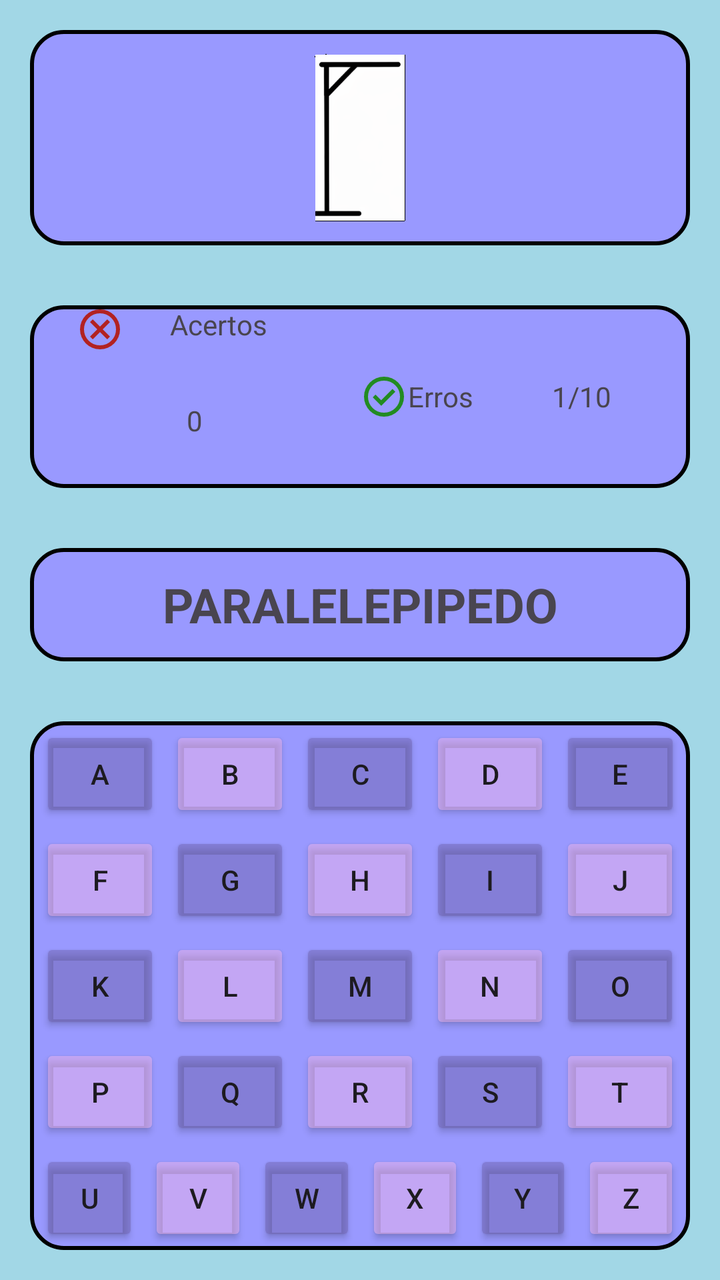
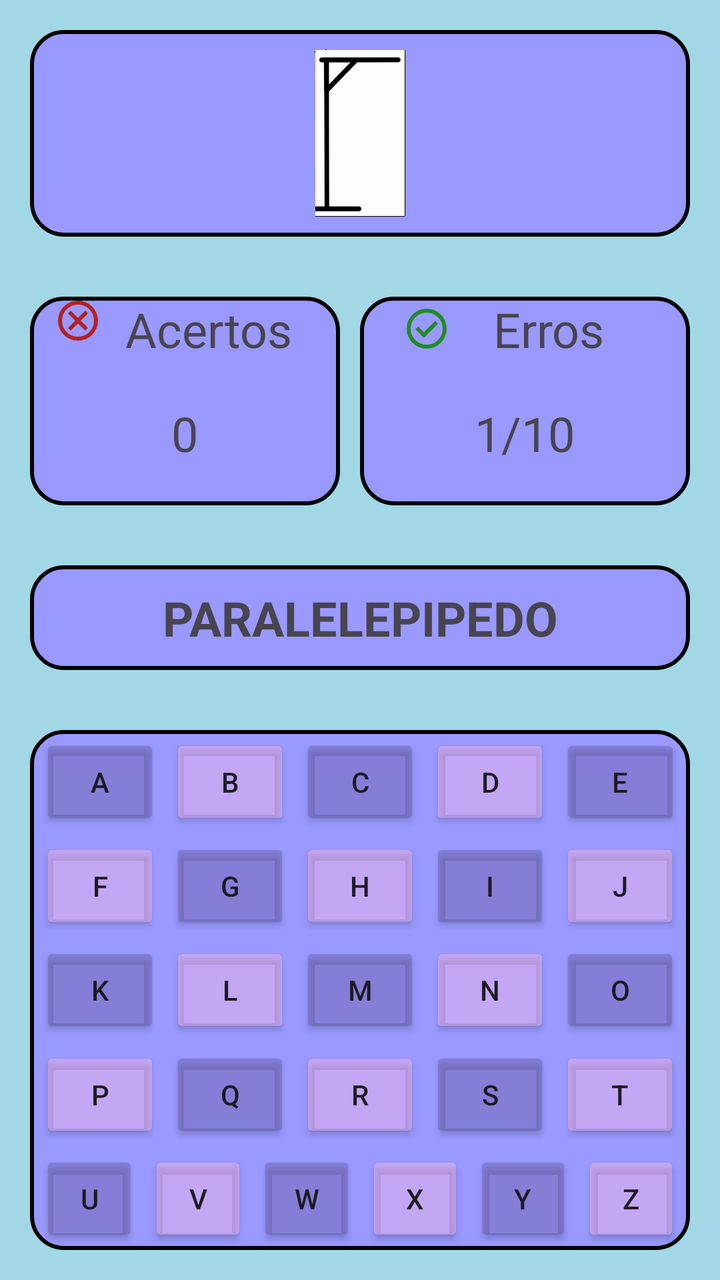

Compare the two renders of this Android layout. The source of the first and the diff that turns it into the second are given below.
<!-- AndroidManifest.xml: application theme Theme.Enforcando -->
<!-- res/layout/activity_tela_jogo.xml -->
<?xml version="1.0" encoding="utf-8"?>
<LinearLayout xmlns:android="http://schemas.android.com/apk/res/android"
    xmlns:app="http://schemas.android.com/apk/res-auto"
    xmlns:tools="http://schemas.android.com/tools"
    android:layout_width="match_parent"
    android:layout_height="match_parent"
    android:background="#A2D7E6"
    android:orientation="vertical"
    tools:context=".TelaJogo">

    <LinearLayout
        android:layout_width="match_parent"
        android:layout_height="wrap_content"
        android:layout_margin="15dp"
        android:layout_weight="0.25"
        android:background="@drawable/borda"
        android:gravity="center"
        android:orientation="vertical"
        android:visibility="visible">

        <ImageView
            android:id="@+id/imageView2"
            android:layout_width="match_parent"
            android:layout_height="wrap_content"
            app:srcCompat="@drawable/forca_0_9" />
    </LinearLayout>

    <LinearLayout
        android:layout_width="match_parent"
        android:layout_height="wrap_content"
        android:layout_margin="15dp"
        android:layout_weight="0.5"
        android:background="@drawable/borda"
        android:gravity="center"
        android:orientation="horizontal"
        android:visibility="visible">

        <LinearLayout
            android:id="@+id/acerto"
            android:layout_width="match_parent"
            android:layout_height="match_parent"
            android:layout_weight="0.5"
            android:gravity="center"
            android:orientation="vertical">

            <LinearLayout
                android:layout_width="match_parent"
                android:layout_height="wrap_content"
                android:layout_gravity="center"
                android:orientation="horizontal">

                <ImageView
                    android:id="@+id/imageView3"
                    android:layout_width="wrap_content"
                    android:layout_height="wrap_content"
                    android:layout_weight="1"
                    app:srcCompat="@drawable/cancel_24px" />

                <TextView
                    android:id="@+id/acertos"
                    android:layout_width="wrap_content"
                    android:layout_height="wrap_content"
                    android:layout_weight="1"
                    android:text="Acertos" />
            </LinearLayout>

            <LinearLayout
                android:layout_width="match_parent"
                android:layout_height="match_parent"
                android:layout_gravity="center"
                android:gravity="center"
                android:orientation="vertical">

                <TextView
                    android:id="@+id/textView4"
                    android:layout_width="wrap_content"
                    android:layout_height="wrap_content"
                    android:text="0" />
            </LinearLayout>
        </LinearLayout>

        <LinearLayout
            android:id="@+id/erro"
            android:layout_width="match_parent"
            android:layout_height="match_parent"
            android:layout_weight="0.5"
            android:gravity="center"
            android:orientation="horizontal">

            <LinearLayout
                android:layout_width="wrap_content"
                android:layout_height="wrap_content"
                android:gravity="center"
                android:orientation="horizontal">

                <ImageView
                    android:id="@+id/imageView4"
                    android:layout_width="wrap_content"
                    android:layout_height="wrap_content"
                    android:layout_weight="1"
                    app:srcCompat="@drawable/check_circle_24px" />

                <TextView
                    android:id="@+id/Erros"
                    android:layout_width="wrap_content"
                    android:layout_height="wrap_content"
                    android:layout_weight="1"
                    android:text="Erros" />
            </LinearLayout>

            <LinearLayout
                android:layout_width="match_parent"
                android:layout_height="wrap_content"
                android:layout_gravity="center"
                android:layout_weight="0.5"
                android:gravity="center"
                android:orientation="horizontal">

                <TextView
                    android:id="@+id/textView8"
                    android:layout_width="wrap_content"
                    android:layout_height="wrap_content"
                    android:text="1/10" />
            </LinearLayout>
        </LinearLayout>
    </LinearLayout>

    <LinearLayout
        android:layout_width="match_parent"
        android:layout_height="wrap_content"
        android:layout_margin="15dp"
        android:layout_weight="0.25"
        android:background="@drawable/borda"
        android:gravity="center"
        android:orientation="vertical"
        android:visibility="visible">

        <TextView
            android:id="@+id/textView3"
            android:layout_width="wrap_content"
            android:layout_height="wrap_content"
            android:gravity="center"
            android:text="PARALELEPIPEDO"
            android:textSize="24sp"
            android:textStyle="bold" />
    </LinearLayout>

    <LinearLayout
        android:layout_width="match_parent"
        android:layout_height="wrap_content"
        android:layout_margin="15dp"
        android:layout_weight="0.25"
        android:background="@drawable/borda"
        android:orientation="vertical"
        android:visibility="visible">

        <LinearLayout
            android:layout_width="match_parent"
            android:layout_height="match_parent"
            android:layout_weight="0.20"
            android:gravity="center"
            android:orientation="horizontal"
            android:visibility="visible">

            <Button
                android:id="@+id/id01"
                android:layout_width="wrap_content"
                android:layout_height="wrap_content"
                android:layout_marginLeft="5dp"
                android:layout_weight="0.20"
                android:backgroundTint="#6967589D"
                android:text="A"
                android:visibility="visible" />

            <Button
                android:id="@+id/id02"
                android:layout_width="wrap_content"
                android:layout_height="wrap_content"
                android:layout_marginLeft="5dp"
                android:layout_weight="0.20"
                android:backgroundTint="#69FFB8E4"
                android:text="B"
                android:visibility="visible" />

            <Button
                android:id="@+id/id03"
                android:layout_width="wrap_content"
                android:layout_height="wrap_content"
                android:layout_marginLeft="5dp"
                android:layout_weight="0.20"
                android:backgroundTint="#6967589D"
                android:text="C"
                android:visibility="visible" />

            <Button
                android:id="@+id/id04"
                android:layout_width="wrap_content"
                android:layout_height="wrap_content"
                android:layout_marginLeft="5dp"
                android:layout_weight="0.20"
                android:backgroundTint="#69FFB8E4"
                android:text="D"
                android:visibility="visible" />

            <Button
                android:id="@+id/id05"
                android:layout_width="wrap_content"
                android:layout_height="wrap_content"
                android:layout_marginLeft="5dp"
                android:layout_marginRight="5dp"
                android:layout_weight="0.20"
                android:backgroundTint="#6967589D"
                android:text="E"
                android:visibility="visible" />
        </LinearLayout>

        <LinearLayout
            android:layout_width="match_parent"
            android:layout_height="match_parent"
            android:layout_weight="0.20"
            android:gravity="center"
            android:orientation="horizontal"
            android:visibility="visible">

            <Button
                android:id="@+id/id06"
                android:layout_width="wrap_content"
                android:layout_height="wrap_content"
                android:layout_marginLeft="5dp"
                android:layout_weight="1"
                android:backgroundTint="#69FFB8E4"
                android:text="F"
                android:textColorLink="#121D33" />

            <Button
                android:id="@+id/id07"
                android:layout_width="wrap_content"
                android:layout_height="wrap_content"
                android:layout_marginLeft="5dp"
                android:layout_weight="1"
                android:backgroundTint="#6967589D"
                android:text="G"
                android:textColorLink="#121D33" />

            <Button
                android:id="@+id/id08"
                android:layout_width="wrap_content"
                android:layout_height="wrap_content"
                android:layout_marginLeft="5dp"
                android:layout_weight="1"
                android:backgroundTint="#69FFB8E4"
                android:text="H"
                android:textColorLink="#121D33" />

            <Button
                android:id="@+id/id09"
                android:layout_width="wrap_content"
                android:layout_height="wrap_content"
                android:layout_marginLeft="5dp"
                android:layout_weight="1"
                android:backgroundTint="#6967589D"
                android:text="I"
                android:textColorLink="#121D33" />

            <Button
                android:id="@+id/id10"
                android:layout_width="wrap_content"
                android:layout_height="wrap_content"
                android:layout_marginLeft="5dp"
                android:layout_marginRight="5dp"
                android:layout_weight="1"
                android:backgroundTint="#69FFB8E4"
                android:text="J"
                android:textColorLink="#121D33" />
        </LinearLayout>

        <LinearLayout
            android:layout_width="match_parent"
            android:layout_height="match_parent"
            android:layout_weight="0.20"
            android:gravity="center"
            android:orientation="horizontal"
            android:visibility="visible">

            <Button
                android:id="@+id/id11"
                android:layout_width="wrap_content"
                android:layout_height="wrap_content"
                android:layout_marginLeft="5dp"
                android:layout_weight="1"
                android:backgroundTint="#6967589D"
                android:text="K" />

            <Button
                android:id="@+id/id12"
                android:layout_width="wrap_content"
                android:layout_height="wrap_content"
                android:layout_marginLeft="5dp"
                android:layout_weight="1"
                android:backgroundTint="#69FFB8E4"
                android:text="L" />

            <Button
                android:id="@+id/id13"
                android:layout_width="wrap_content"
                android:layout_height="wrap_content"
                android:layout_marginLeft="5dp"
                android:layout_weight="1"
                android:backgroundTint="#6967589D"
                android:text="M" />

            <Button
                android:id="@+id/id14"
                android:layout_width="wrap_content"
                android:layout_height="wrap_content"
                android:layout_marginLeft="5dp"
                android:layout_weight="1"
                android:backgroundTint="#69FFB8E4"
                android:text="N" />

            <Button
                android:id="@+id/id15"
                android:layout_width="wrap_content"
                android:layout_height="wrap_content"
                android:layout_marginLeft="5dp"
                android:layout_marginRight="5dp"
                android:layout_weight="1"
                android:backgroundTint="#6967589D"
                android:text="O" />
        </LinearLayout>

        <LinearLayout
            android:layout_width="match_parent"
            android:layout_height="match_parent"
            android:layout_weight="0.20"
            android:gravity="center"
            android:orientation="horizontal"
            android:visibility="visible">

            <Button
                android:id="@+id/id16"
                android:layout_width="wrap_content"
                android:layout_height="wrap_content"
                android:layout_marginLeft="5dp"
                android:layout_weight="1"
                android:backgroundTint="#69FFB8E4"
                android:text="P" />

            <Button
                android:id="@+id/id17"
                android:layout_width="wrap_content"
                android:layout_height="wrap_content"
                android:layout_marginLeft="5dp"
                android:layout_weight="1"
                android:backgroundTint="#6967589D"
                android:text="Q" />

            <Button
                android:id="@+id/id18"
                android:layout_width="wrap_content"
                android:layout_height="wrap_content"
                android:layout_marginLeft="5dp"
                android:layout_weight="1"
                android:backgroundTint="#69FFB8E4"
                android:text="R" />

            <Button
                android:id="@+id/id19"
                android:layout_width="wrap_content"
                android:layout_height="wrap_content"
                android:layout_marginLeft="5dp"
                android:layout_weight="1"
                android:backgroundTint="#6967589D"
                android:text="S" />

            <Button
                android:id="@+id/id20"
                android:layout_width="wrap_content"
                android:layout_height="wrap_content"
                android:layout_marginLeft="5dp"
                android:layout_marginRight="5dp"
                android:layout_weight="1"
                android:backgroundTint="#69FFB8E4"
                android:text="T" />

        </LinearLayout>

        <LinearLayout
            android:layout_width="match_parent"
            android:layout_height="match_parent"
            android:layout_weight="0.20"
            android:gravity="center"
            android:orientation="horizontal"
            android:visibility="visible">

            <Button
                android:id="@+id/id21"
                android:layout_width="wrap_content"
                android:layout_height="wrap_content"
                android:layout_marginLeft="5dp"
                android:layout_weight="1"
                android:backgroundTint="#6967589D"
                android:text="U" />

            <Button
                android:id="@+id/id22"
                android:layout_width="wrap_content"
                android:layout_height="wrap_content"
                android:layout_marginLeft="5dp"
                android:layout_weight="1"
                android:backgroundTint="#69FFB8E4"
                android:text="V" />

            <Button
                android:id="@+id/id23"
                android:layout_width="wrap_content"
                android:layout_height="wrap_content"
                android:layout_marginLeft="5dp"
                android:layout_weight="1"
                android:backgroundTint="#6967589D"
                android:text="W" />

            <Button
                android:id="@+id/id24"
                android:layout_width="wrap_content"
                android:layout_height="wrap_content"
                android:layout_marginLeft="5dp"
                android:layout_weight="1"
                android:backgroundTint="#69FFB8E4"
                android:text="X" />

            <Button
                android:id="@+id/id25"
                android:layout_width="wrap_content"
                android:layout_height="wrap_content"
                android:layout_marginLeft="5dp"
                android:layout_weight="1"
                android:backgroundTint="#6967589D"
                android:text="Y" />

            <Button
                android:id="@+id/id26"
                android:layout_width="wrap_content"
                android:layout_height="wrap_content"
                android:layout_marginLeft="5dp"
                android:layout_marginRight="5dp"
                android:layout_weight="1"
                android:backgroundTint="#69FFB8E4"
                android:text="Z" />
        </LinearLayout>
    </LinearLayout>

</LinearLayout>
<!-- resources referenced by this layout -->
<resources>
  <!-- drawable borda (drawable) -->
  <?xml version="1.0" encoding="utf-8"?>
  <shape xmlns:android="http://schemas.android.com/apk/res/android">
      
  <solid android:color="#9999FF"/>
      
  <corners android:radius="16dp"/>
      
  <stroke
  android:width="2dp"
  android:color="#000000"/>
      </shape>
  <!-- drawable cancel_24px (drawable) -->
  <vector xmlns:android="http://schemas.android.com/apk/res/android"
      android:width="24dp"
      android:height="24dp"
      android:viewportWidth="960"
      android:viewportHeight="960"
      android:tint="#B22222">
    <path
        android:fillColor="@android:color/white"
        android:pathData="M336,680L480,536L624,680L680,624L536,480L680,336L624,280L480,424L336,280L280,336L424,480L280,624L336,680ZM480,880Q397,880 324,848.5Q251,817 197,763Q143,709 111.5,636Q80,563 80,480Q80,397 111.5,324Q143,251 197,197Q251,143 324,111.5Q397,80 480,80Q563,80 636,111.5Q709,143 763,197Q817,251 848.5,324Q880,397 880,480Q880,563 848.5,636Q817,709 763,763Q709,817 636,848.5Q563,880 480,880ZM480,800Q614,800 707,707Q800,614 800,480Q800,346 707,253Q614,160 480,160Q346,160 253,253Q160,346 160,480Q160,614 253,707Q346,800 480,800ZM480,480Q480,480 480,480Q480,480 480,480Q480,480 480,480Q480,480 480,480Q480,480 480,480Q480,480 480,480Q480,480 480,480Q480,480 480,480Z"/>
  </vector>
  <!-- drawable check_circle_24px (drawable) -->
  <vector xmlns:android="http://schemas.android.com/apk/res/android"
      android:width="24dp"
      android:height="24dp"
      android:viewportWidth="960"
      android:viewportHeight="960"
      android:tint="#228B22">
    <path
        android:fillColor="@android:color/white"
        android:pathData="M424,664L706,382L650,326L424,552L310,438L254,494L424,664ZM480,880Q397,880 324,848.5Q251,817 197,763Q143,709 111.5,636Q80,563 80,480Q80,397 111.5,324Q143,251 197,197Q251,143 324,111.5Q397,80 480,80Q563,80 636,111.5Q709,143 763,197Q817,251 848.5,324Q880,397 880,480Q880,563 848.5,636Q817,709 763,763Q709,817 636,848.5Q563,880 480,880ZM480,800Q614,800 707,707Q800,614 800,480Q800,346 707,253Q614,160 480,160Q346,160 253,253Q160,346 160,480Q160,614 253,707Q346,800 480,800ZM480,480Q480,480 480,480Q480,480 480,480Q480,480 480,480Q480,480 480,480Q480,480 480,480Q480,480 480,480Q480,480 480,480Q480,480 480,480Z"/>
  </vector>
  <!-- drawable forca_0_9: png bitmap (drawable-hdpi, 4199 bytes) -->
  <style name="Theme.Enforcando" parent="Base.Theme.Enforcando" />
  <style name="Base.Theme.Enforcando" parent="Theme.Material3.DayNight.NoActionBar">
          
          
      </style>
</resources>

<!-- the commit's change to res/layout/activity_tela_jogo.xml (unified diff, before → after) -->
@@ -30,7 +30,7 @@
         android:layout_height="wrap_content"
         android:layout_margin="15dp"
         android:layout_weight="0.5"
-        android:background="@drawable/borda"
+        android:background="#A2D7E6"
         android:gravity="center"
         android:orientation="horizontal"
         android:visibility="visible">
@@ -39,7 +39,9 @@
             android:id="@+id/acerto"
             android:layout_width="match_parent"
             android:layout_height="match_parent"
+            android:layout_marginRight="10dp"
             android:layout_weight="0.5"
+            android:background="@drawable/borda"
             android:gravity="center"
             android:orientation="vertical">
 
@@ -61,7 +63,8 @@
                     android:layout_width="wrap_content"
                     android:layout_height="wrap_content"
                     android:layout_weight="1"
-                    android:text="Acertos" />
+                    android:text="Acertos"
+                    android:textSize="24dp" />
             </LinearLayout>
 
             <LinearLayout
@@ -75,7 +78,8 @@
                     android:id="@+id/textView4"
                     android:layout_width="wrap_content"
                     android:layout_height="wrap_content"
-                    android:text="0" />
+                    android:text="0"
+                    android:textSize="24sp" />
             </LinearLayout>
         </LinearLayout>
 
@@ -84,11 +88,12 @@
             android:layout_width="match_parent"
             android:layout_height="match_parent"
             android:layout_weight="0.5"
-            android:gravity="center"
-            android:orientation="horizontal">
+            android:background="@drawable/borda"
+            android:gravity="center"
+            android:orientation="vertical">
 
             <LinearLayout
-                android:layout_width="wrap_content"
+                android:layout_width="match_parent"
                 android:layout_height="wrap_content"
                 android:gravity="center"
                 android:orientation="horizontal">
@@ -105,14 +110,14 @@
                     android:layout_width="wrap_content"
                     android:layout_height="wrap_content"
                     android:layout_weight="1"
-                    android:text="Erros" />
+                    android:text="Erros"
+                    android:textSize="24sp" />
             </LinearLayout>
 
             <LinearLayout
                 android:layout_width="match_parent"
-                android:layout_height="wrap_content"
+                android:layout_height="match_parent"
                 android:layout_gravity="center"
-                android:layout_weight="0.5"
                 android:gravity="center"
                 android:orientation="horizontal">
 
@@ -120,7 +125,8 @@
                     android:id="@+id/textView8"
                     android:layout_width="wrap_content"
                     android:layout_height="wrap_content"
-                    android:text="1/10" />
+                    android:text="1/10"
+                    android:textSize="24sp" />
             </LinearLayout>
         </LinearLayout>
     </LinearLayout>
